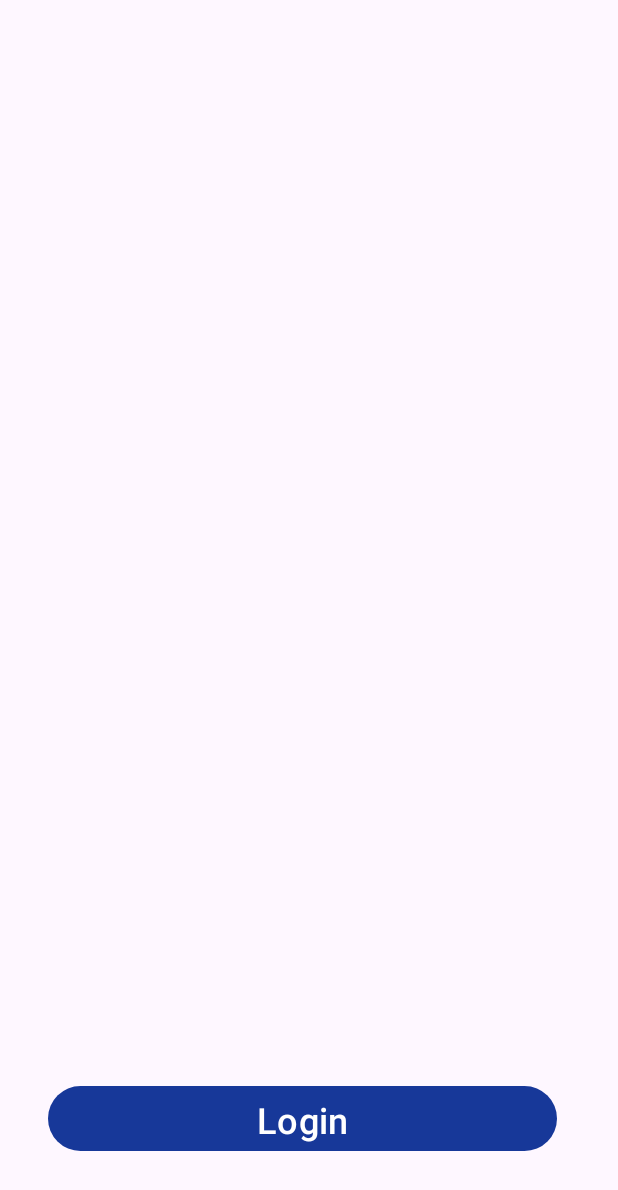
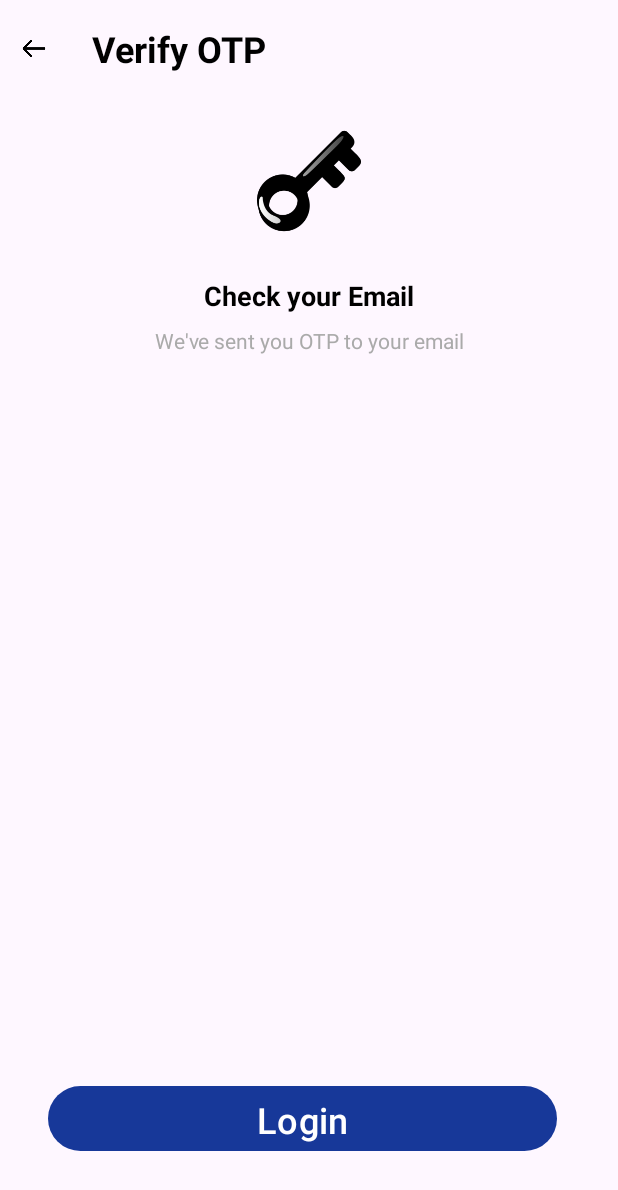
Before and after one commit to MaleeshaShashini/PasalHawula, an Android app: the OTPActivity screen opened directly, with no data from a screen before it, on a phone screen of 412 x 824 dp. Shown: the top 1190 px of the screen. Run offline under Robolectric (Android 15) with nearby library versions, the phone set to English and light mode, and no system bars; Roboto replaces fonts that are not available here.

Commit message:
feat: Initial setup for OTP Verification Activity UI
- Added back arrow icon to the title bar.
- Included "Verify OTP" text in the title bar.
- Placed a key icon  below the header.
- Added two TextViews (`txtCheckEmail` and `txtOTPSentInfo`) for email verification instructions.

```diff
--- a/app/src/main/res/layout/activity_otp.xml
+++ b/app/src/main/res/layout/activity_otp.xml
@@ -5,6 +5,79 @@
     android:layout_width="match_parent"
     android:layout_height="match_parent"
     tools:context=".OTPActivity">
+
+    <!-- Back Arrow and Title Bar -->
+    <LinearLayout
+        android:id="@+id/layoutHeader"
+        android:layout_width="0dp"
+        android:layout_height="wrap_content"
+        android:orientation="horizontal"
+        android:gravity="center_vertical"
+        android:layout_marginTop="16dp"
+        android:layout_marginBottom="16dp"
+        app:layout_constraintTop_toTopOf="parent"
+        app:layout_constraintStart_toStartOf="parent"
+        app:layout_constraintEnd_toEndOf="parent">
+
+        <ImageView
+            android:id="@+id/imgBack"
+            android:layout_width="45dp"
+            android:layout_height="match_parent"
+            android:clickable="true"
+            android:contentDescription="@string/back_button_description"
+            android:focusable="true"
+            android:padding="8dp"
+            android:src="@drawable/ic_arrow_back" />
+
+        <TextView
+            android:id="@+id/txtVerifyOTP"
+            android:layout_width="wrap_content"
+            android:layout_height="wrap_content"
+            android:text="@string/verify_OTP_title"
+            android:textColor="@color/black"
+            android:textSize="24sp"
+            android:textStyle="bold"
+            android:layout_marginStart="16dp"/>
+    </LinearLayout>
+    <!-- Key Icon -->
+    <ImageView
+        android:id="@+id/ic_key"
+        android:layout_width="80dp"
+        android:layout_height="80dp"
+        android:src="@drawable/ic_key"
+        app:layout_constraintTop_toBottomOf="@id/layoutHeader"
+        app:layout_constraintStart_toStartOf="parent"
+        app:layout_constraintEnd_toEndOf="parent"
+        android:layout_marginTop="32dp"
+        android:contentDescription="Key Icon" />
+
+    <!-- Check your Email Text -->
+    <TextView
+        android:id="@+id/txtCheckEmail"
+        android:layout_width="wrap_content"
+        android:layout_height="wrap_content"
+        android:text="Check your Email"
+        android:textColor="@android:color/black"
+        android:textSize="18sp"
+        android:textStyle="bold"
+        app:layout_constraintTop_toBottomOf="@id/ic_key"
+        app:layout_constraintStart_toStartOf="parent"
+        app:layout_constraintEnd_toEndOf="parent"
+        android:layout_marginTop="24dp" />
+
+    <!-- We've sent you OTP to your email Text -->
+    <TextView
+        android:id="@+id/txtOTPSentInfo"
+        android:layout_width="wrap_content"
+        android:layout_height="wrap_content"
+        android:text="We've sent you OTP to your email"
+        android:textColor="@android:color/darker_gray"
+        android:textSize="14sp"
+        app:layout_constraintTop_toBottomOf="@id/txtCheckEmail"
+        app:layout_constraintStart_toStartOf="parent"
+        app:layout_constraintEnd_toEndOf="parent"
+        android:layout_marginTop="8dp" />
+
 
     <Button
         android:id="@+id/btnLogin"
--- a/app/src/main/res/values/colors.xml
+++ b/app/src/main/res/values/colors.xml
@@ -16,4 +16,6 @@
     <color name="hint_on_light_background">#616161</color>
 
     <color name="ic_launcher_background">#FFFFFF</color>
+
+    <color name="otp_box_background">#8FA6A6A6</color>
 </resources>
--- a/app/src/main/res/values/strings.xml
+++ b/app/src/main/res/values/strings.xml
@@ -80,6 +80,7 @@
     <string name="email_hint_example">e.g., school@email.com</string>
     <string name="send_otp">Send OTP</string>
 
-
+    <!--Strings for verify OTP activity -->
+    <string name="verify_OTP_title">Verify OTP</string>
 
 </resources>
```
Also changed, not shown: app/src/main/res/drawable/ic_key.png (added).
